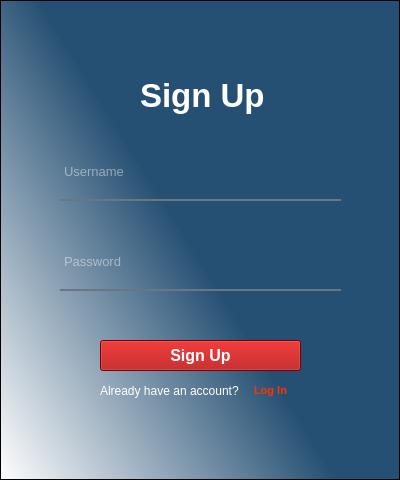
fasitahir/Peach-Tree, file Credentials.ui: the form before one commit.
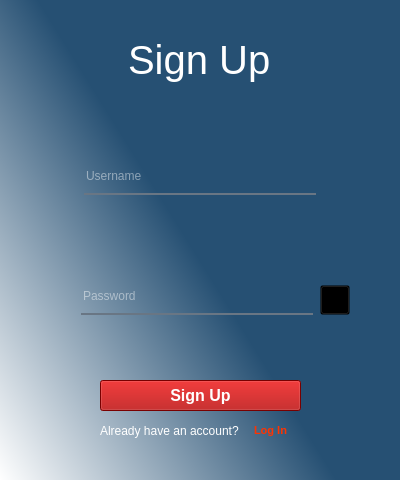
The form after the commit. The open tabs and pages were chosen to show the change. Icons and pictures are not drawn.

```diff
--- a/Credentials.ui
+++ b/Credentials.ui
@@ -22,36 +22,41 @@
   </property>
   <property name="styleSheet">
    <string notr="true">
-#frame, #frame_2{
+#signUpPage,#signInPage{
 	background-color: qlineargradient(spread:pad, x1:0.54, y1:0.597182, x2:0, y2:1, stop:0 rgba(38, 80, 115, 255), stop:1 rgba(255, 255, 255, 255));
 }
-#label, #label_2, #label_5 , #label_6{
+#label_3, #label_4, #label_1, #label_2,#label_5{
 	
 	color: rgb(255, 255, 255);
 }
-#password, #username, #password_3, #username_3{
+#password_2, #username_2, #password_3, #username_3{
 	color: rgba(255,255,255,230);
 	border: none;
 	background-color: rgb(0,0,0,0);
 	border-bottom: 2px solid rgba(105,118,132,255);
 	padding-bottom: 7px
 }
-#LogInBtn, #SignUpBtn2{
+#LoginBtn, #SignUpBtn2_2{
 	color: rgb(255, 255, 255);
 	
 	background-color: rgb(170, 0, 0);
 }
 
-#SignUpBtn, #LoginBtn2{
+#SignUpBtn, #LoginBtn2_2{
 		
 	
 	color: rgb(255, 51, 0);
 }
+#showPassBtn_2, #showPassBtn{
+	
+	background-color:transparent;
+	
+}
 
               </string>
   </property>
   <widget class="QWidget" name="centralwidget">
-   <layout class="QHBoxLayout" name="horizontalLayout">
+   <layout class="QVBoxLayout" name="verticalLayout">
     <property name="spacing">
      <number>0</number>
     </property>
@@ -70,10 +75,28 @@
     <item>
      <widget class="QStackedWidget" name="stackedWidget">
       <property name="currentIndex">
-       <number>1</number>
+       <number>0</number>
       </property>
       <widget class="QWidget" name="signInPage">
-       <layout class="QHBoxLayout" name="horizontalLayout_2">
+       <layout class="QVBoxLayout" name="verticalLayout_4">
+        <property name="spacing">
+         <number>0</number>
+        </property>
+        <property name="leftMargin">
+         <number>0</number>
+        </property>
+        <property name="topMargin">
+         <number>0</number>
+        </property>
+        <property name="rightMargin">
+         <number>0</number>
+        </property>
+        <property name="bottomMargin">
+         <number>0</number>
+        </property>
+        <item alignment="Qt::AlignHCenter">
+         <widget class="QWidget" name="widget_5" native="true">
+          <layout class="QHBoxLayout" name="horizontalLayout_9">
         <property name="spacing">
          <number>0</number>
         </property>
@@ -90,74 +113,204 @@
          <number>0</number>
         </property>
         <item>
-         <widget class="QFrame" name="frame">
-          <property name="frameShape">
-           <enum>QFrame::StyledPanel</enum>
-          </property>
-          <property name="frameShadow">
-           <enum>QFrame::Raised</enum>
-          </property>
-          <widget class="QLabel" name="label">
-           <property name="geometry">
-            <rect>
-             <x>140</x>
-             <y>70</y>
-             <width>131</width>
-             <height>51</height>
-            </rect>
-           </property>
+            <widget class="QLabel" name="label_5">
            <property name="font">
             <font>
-             <pointsize>25</pointsize>
-             <weight>75</weight>
-             <bold>true</bold>
+               <pointsize>30</pointsize>
             </font>
            </property>
            <property name="text">
             <string>Log In</string>
            </property>
           </widget>
-          <widget class="QTextEdit" name="username">
-           <property name="geometry">
-            <rect>
-             <x>60</x>
-             <y>160</y>
-             <width>281</width>
-             <height>41</height>
-            </rect>
-           </property>
-           <property name="font">
-            <font>
-             <pointsize>10</pointsize>
-            </font>
+           </item>
+          </layout>
+         </widget>
+        </item>
+        <item alignment="Qt::AlignHCenter|Qt::AlignVCenter">
+         <widget class="QWidget" name="widget_9" native="true">
+          <property name="minimumSize">
+           <size>
+            <width>300</width>
+            <height>120</height>
+           </size>
+          </property>
+          <layout class="QHBoxLayout" name="horizontalLayout_10">
+           <property name="spacing">
+            <number>0</number>
+           </property>
+           <property name="leftMargin">
+            <number>0</number>
+           </property>
+           <property name="topMargin">
+            <number>0</number>
+           </property>
+           <property name="rightMargin">
+            <number>0</number>
+           </property>
+           <property name="bottomMargin">
+            <number>0</number>
+           </property>
+           <item>
+            <spacer name="horizontalSpacer_7">
+             <property name="orientation">
+              <enum>Qt::Horizontal</enum>
+             </property>
+             <property name="sizeHint" stdset="0">
+              <size>
+               <width>40</width>
+               <height>20</height>
+              </size>
+             </property>
+            </spacer>
+           </item>
+           <item>
+            <widget class="QLineEdit" name="username_2">
+             <property name="minimumSize">
+              <size>
+               <width>232</width>
+               <height>30</height>
+              </size>
+             </property>
+             <property name="maximumSize">
+              <size>
+               <width>250</width>
+               <height>30</height>
+              </size>
            </property>
            <property name="placeholderText">
             <string>Username</string>
            </property>
           </widget>
-          <widget class="QTextEdit" name="password">
-           <property name="geometry">
-            <rect>
-             <x>60</x>
-             <y>250</y>
-             <width>281</width>
-             <height>41</height>
-            </rect>
-           </property>
-           <property name="font">
-            <font>
-             <pointsize>10</pointsize>
-            </font>
+           </item>
+           <item>
+            <spacer name="horizontalSpacer_8">
+             <property name="orientation">
+              <enum>Qt::Horizontal</enum>
+             </property>
+             <property name="sizeHint" stdset="0">
+              <size>
+               <width>40</width>
+               <height>20</height>
+              </size>
+             </property>
+            </spacer>
+           </item>
+          </layout>
+         </widget>
+        </item>
+        <item alignment="Qt::AlignHCenter|Qt::AlignVCenter">
+         <widget class="QWidget" name="widget_10" native="true">
+          <property name="minimumSize">
+           <size>
+            <width>300</width>
+            <height>120</height>
+           </size>
+          </property>
+          <layout class="QHBoxLayout" name="horizontalLayout_3">
+           <property name="spacing">
+            <number>0</number>
+           </property>
+           <property name="leftMargin">
+            <number>0</number>
+           </property>
+           <property name="topMargin">
+            <number>0</number>
+           </property>
+           <property name="rightMargin">
+            <number>0</number>
+           </property>
+           <property name="bottomMargin">
+            <number>0</number>
+           </property>
+           <item>
+            <spacer name="horizontalSpacer_9">
+             <property name="orientation">
+              <enum>Qt::Horizontal</enum>
+             </property>
+             <property name="sizeType">
+              <enum>QSizePolicy::Maximum</enum>
+             </property>
+             <property name="sizeHint" stdset="0">
+              <size>
+               <width>25</width>
+               <height>20</height>
+              </size>
+             </property>
+            </spacer>
+           </item>
+           <item>
+            <widget class="QLineEdit" name="password_2">
+             <property name="sizePolicy">
+              <sizepolicy hsizetype="Maximum" vsizetype="Fixed">
+               <horstretch>0</horstretch>
+               <verstretch>0</verstretch>
+              </sizepolicy>
+             </property>
+             <property name="minimumSize">
+              <size>
+               <width>232</width>
+               <height>30</height>
+              </size>
+             </property>
+             <property name="maximumSize">
+              <size>
+               <width>300</width>
+               <height>30</height>
+              </size>
            </property>
            <property name="placeholderText">
             <string>Password</string>
            </property>
           </widget>
-          <widget class="QPushButton" name="LogInBtn">
+           </item>
+           <item>
+            <widget class="QPushButton" name="showPassBtn_2">
+             <property name="sizePolicy">
+              <sizepolicy hsizetype="Minimum" vsizetype="Fixed">
+               <horstretch>0</horstretch>
+               <verstretch>0</verstretch>
+              </sizepolicy>
+             </property>
+             <property name="maximumSize">
+              <size>
+               <width>30</width>
+               <height>30</height>
+              </size>
+             </property>
+             <property name="font">
+              <font>
+               <pointsize>8</pointsize>
+              </font>
+             </property>
+             <property name="text">
+              <string/>
+             </property>
+             <property name="icon">
+              <iconset resource="resources.qrc">
+               <normaloff>:/icons/icons/eye-off.svg</normaloff>:/icons/icons/eye-off.svg</iconset>
+             </property>
+             <property name="iconSize">
+              <size>
+               <width>24</width>
+               <height>24</height>
+              </size>
+             </property>
+             <property name="checkable">
+              <bool>true</bool>
+             </property>
+            </widget>
+           </item>
+          </layout>
+         </widget>
+        </item>
+        <item>
+         <widget class="QWidget" name="widget_11" native="true">
+          <widget class="QPushButton" name="LoginBtn">
            <property name="geometry">
             <rect>
              <x>100</x>
-             <y>340</y>
+             <y>20</y>
              <width>201</width>
              <height>31</height>
             </rect>
@@ -173,11 +326,29 @@
             <string>Log In</string>
            </property>
           </widget>
+          <widget class="QLabel" name="label_1">
+           <property name="geometry">
+            <rect>
+             <x>100</x>
+             <y>60</y>
+             <width>141</width>
+             <height>21</height>
+            </rect>
+           </property>
+           <property name="font">
+            <font>
+             <family>Arial</family>
+            </font>
+           </property>
+           <property name="text">
+            <string>Already have an account?</string>
+           </property>
+          </widget>
           <widget class="QPushButton" name="SignUpBtn">
            <property name="geometry">
             <rect>
              <x>230</x>
-             <y>380</y>
+             <y>60</y>
              <width>81</width>
              <height>21</height>
             </rect>
@@ -196,105 +367,241 @@
             <bool>true</bool>
            </property>
           </widget>
-          <widget class="QLabel" name="label_2">
-           <property name="geometry">
-            <rect>
-             <x>100</x>
-             <y>380</y>
-             <width>141</width>
-             <height>21</height>
-            </rect>
-           </property>
-           <property name="font">
-            <font>
-             <family>Arial</family>
-            </font>
-           </property>
-           <property name="text">
-            <string>Don't you have an account?</string>
-           </property>
-          </widget>
          </widget>
         </item>
        </layout>
       </widget>
       <widget class="QWidget" name="signUpPage">
-       <widget class="QFrame" name="frame_2">
-        <property name="geometry">
-         <rect>
-          <x>0</x>
-          <y>0</y>
-          <width>400</width>
-          <height>480</height>
-         </rect>
+       <layout class="QVBoxLayout" name="verticalLayout_2">
+        <property name="spacing">
+         <number>0</number>
         </property>
-        <property name="frameShape">
-         <enum>QFrame::StyledPanel</enum>
+        <property name="leftMargin">
+         <number>0</number>
         </property>
-        <property name="frameShadow">
-         <enum>QFrame::Raised</enum>
+        <property name="topMargin">
+         <number>0</number>
         </property>
-        <widget class="QLabel" name="label_5">
-         <property name="geometry">
-          <rect>
-           <x>140</x>
-           <y>70</y>
-           <width>131</width>
-           <height>51</height>
-          </rect>
-         </property>
+        <property name="rightMargin">
+         <number>0</number>
+        </property>
+        <property name="bottomMargin">
+         <number>0</number>
+        </property>
+        <item>
+         <widget class="QWidget" name="widget" native="true">
+          <layout class="QHBoxLayout" name="horizontalLayout">
+           <item alignment="Qt::AlignHCenter">
+            <widget class="QLabel" name="label_4">
          <property name="font">
           <font>
-           <pointsize>25</pointsize>
-           <weight>75</weight>
-           <bold>true</bold>
+               <pointsize>30</pointsize>
           </font>
          </property>
          <property name="text">
           <string>Sign Up</string>
          </property>
         </widget>
-        <widget class="QTextEdit" name="username_3">
-         <property name="geometry">
-          <rect>
-           <x>60</x>
-           <y>160</y>
-           <width>281</width>
-           <height>41</height>
-          </rect>
-         </property>
-         <property name="font">
-          <font>
-           <pointsize>10</pointsize>
-          </font>
+           </item>
+          </layout>
+         </widget>
+        </item>
+        <item alignment="Qt::AlignHCenter|Qt::AlignVCenter">
+         <widget class="QWidget" name="widget_2" native="true">
+          <property name="minimumSize">
+           <size>
+            <width>300</width>
+            <height>120</height>
+           </size>
+          </property>
+          <layout class="QHBoxLayout" name="horizontalLayout_4">
+           <property name="spacing">
+            <number>0</number>
+           </property>
+           <property name="leftMargin">
+            <number>0</number>
+           </property>
+           <property name="topMargin">
+            <number>0</number>
+           </property>
+           <property name="rightMargin">
+            <number>0</number>
+           </property>
+           <property name="bottomMargin">
+            <number>0</number>
+           </property>
+           <item>
+            <spacer name="horizontalSpacer_2">
+             <property name="orientation">
+              <enum>Qt::Horizontal</enum>
+             </property>
+             <property name="sizeHint" stdset="0">
+              <size>
+               <width>40</width>
+               <height>20</height>
+              </size>
+             </property>
+            </spacer>
+           </item>
+           <item>
+            <widget class="QLineEdit" name="username_3">
+             <property name="minimumSize">
+              <size>
+               <width>232</width>
+               <height>30</height>
+              </size>
+             </property>
+             <property name="maximumSize">
+              <size>
+               <width>250</width>
+               <height>30</height>
+              </size>
          </property>
          <property name="placeholderText">
           <string>Username</string>
          </property>
         </widget>
-        <widget class="QTextEdit" name="password_3">
-         <property name="geometry">
-          <rect>
-           <x>60</x>
-           <y>250</y>
-           <width>281</width>
-           <height>41</height>
-          </rect>
-         </property>
-         <property name="font">
-          <font>
-           <pointsize>10</pointsize>
-          </font>
+           </item>
+           <item>
+            <spacer name="horizontalSpacer">
+             <property name="orientation">
+              <enum>Qt::Horizontal</enum>
+             </property>
+             <property name="sizeHint" stdset="0">
+              <size>
+               <width>40</width>
+               <height>20</height>
+              </size>
+             </property>
+            </spacer>
+           </item>
+          </layout>
+         </widget>
+        </item>
+        <item alignment="Qt::AlignHCenter|Qt::AlignVCenter">
+         <widget class="QWidget" name="widget_3" native="true">
+          <property name="sizePolicy">
+           <sizepolicy hsizetype="Minimum" vsizetype="Preferred">
+            <horstretch>0</horstretch>
+            <verstretch>0</verstretch>
+           </sizepolicy>
+          </property>
+          <property name="minimumSize">
+           <size>
+            <width>300</width>
+            <height>120</height>
+           </size>
+          </property>
+          <property name="maximumSize">
+           <size>
+            <width>800</width>
+            <height>16777215</height>
+           </size>
+          </property>
+          <layout class="QHBoxLayout" name="horizontalLayout_5">
+           <property name="spacing">
+            <number>0</number>
+           </property>
+           <property name="leftMargin">
+            <number>0</number>
+           </property>
+           <property name="topMargin">
+            <number>0</number>
+           </property>
+           <property name="rightMargin">
+            <number>0</number>
+           </property>
+           <property name="bottomMargin">
+            <number>0</number>
+           </property>
+           <item>
+            <spacer name="horizontalSpacer_3">
+             <property name="orientation">
+              <enum>Qt::Horizontal</enum>
+             </property>
+             <property name="sizeType">
+              <enum>QSizePolicy::Maximum</enum>
+             </property>
+             <property name="sizeHint" stdset="0">
+              <size>
+               <width>25</width>
+               <height>20</height>
+              </size>
+             </property>
+            </spacer>
+           </item>
+           <item alignment="Qt::AlignHCenter">
+            <widget class="QLineEdit" name="password_3">
+             <property name="sizePolicy">
+              <sizepolicy hsizetype="Maximum" vsizetype="Fixed">
+               <horstretch>0</horstretch>
+               <verstretch>0</verstretch>
+              </sizepolicy>
+             </property>
+             <property name="minimumSize">
+              <size>
+               <width>232</width>
+               <height>30</height>
+              </size>
+             </property>
+             <property name="maximumSize">
+              <size>
+               <width>300</width>
+               <height>30</height>
+              </size>
          </property>
          <property name="placeholderText">
           <string>Password</string>
          </property>
         </widget>
-        <widget class="QPushButton" name="SignUpBtn2">
+           </item>
+           <item>
+            <widget class="QPushButton" name="showPassBtn">
+             <property name="sizePolicy">
+              <sizepolicy hsizetype="Minimum" vsizetype="Fixed">
+               <horstretch>0</horstretch>
+               <verstretch>0</verstretch>
+              </sizepolicy>
+             </property>
+             <property name="maximumSize">
+              <size>
+               <width>30</width>
+               <height>30</height>
+              </size>
+             </property>
+             <property name="font">
+              <font>
+               <pointsize>8</pointsize>
+              </font>
+             </property>
+             <property name="text">
+              <string/>
+             </property>
+             <property name="icon">
+              <iconset resource="resources.qrc">
+               <normaloff>:/icons/icons/eye-off.svg</normaloff>:/icons/icons/eye-off.svg</iconset>
+             </property>
+             <property name="iconSize">
+              <size>
+               <width>24</width>
+               <height>24</height>
+              </size>
+             </property>
+             <property name="checkable">
+              <bool>true</bool>
+             </property>
+            </widget>
+           </item>
+          </layout>
+         </widget>
+        </item>
+        <item>
+         <widget class="QWidget" name="widget_4" native="true">
+          <widget class="QPushButton" name="SignUpBtn2_2">
          <property name="geometry">
           <rect>
            <x>100</x>
-           <y>340</y>
+             <y>20</y>
            <width>201</width>
            <height>31</height>
           </rect>
@@ -310,11 +617,29 @@
           <string>Sign Up</string>
          </property>
         </widget>
-        <widget class="QPushButton" name="LoginBtn2">
+          <widget class="QLabel" name="label_2">
+           <property name="geometry">
+            <rect>
+             <x>100</x>
+             <y>60</y>
+             <width>141</width>
+             <height>21</height>
+            </rect>
+           </property>
+           <property name="font">
+            <font>
+             <family>Arial</family>
+            </font>
+           </property>
+           <property name="text">
+            <string>Already have an account?</string>
+           </property>
+          </widget>
+          <widget class="QPushButton" name="LoginBtn2_2">
          <property name="geometry">
           <rect>
            <x>230</x>
-           <y>380</y>
+             <y>60</y>
            <width>81</width>
            <height>21</height>
           </rect>
@@ -333,27 +658,11 @@
           <bool>true</bool>
          </property>
         </widget>
-        <widget class="QLabel" name="label_6">
-         <property name="geometry">
-          <rect>
-           <x>100</x>
-           <y>380</y>
-           <width>141</width>
-           <height>21</height>
-          </rect>
-         </property>
-         <property name="font">
-          <font>
-           <family>Arial</family>
-          </font>
-         </property>
-         <property name="text">
-          <string>Already have an account?</string>
-         </property>
-        </widget>
-       </widget>
-      </widget>
-     </widget>
+         </widget>
+        </item>
+       </layout>
+      </widget>
+     </widget>
     </item>
    </layout>
   </widget>
```
Left out of the diff: 4 changed lines with no effect on the pictures. Lines whose indentation alone changed are shown as unchanged.
